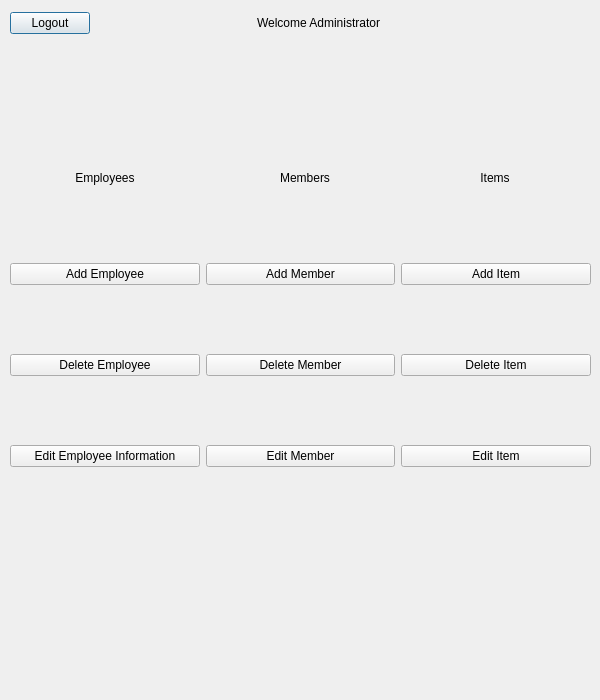
Qt form QtGui/menuAdministrator.ui (Tligtvoet/goat-bulk) before a commit.
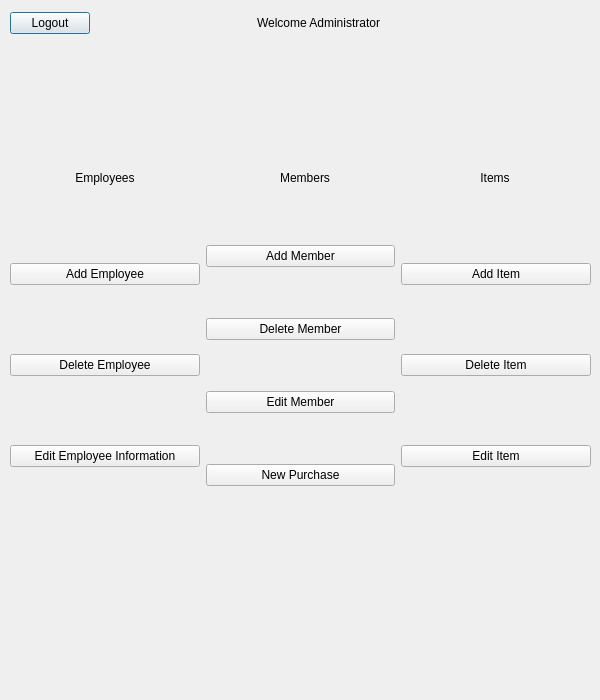
The same form after that commit.

Commit message: Readded Purchase button (Sales Info) to Administrator table

```diff
--- a/QtGui/menuAdministrator.ui
+++ b/QtGui/menuAdministrator.ui
@@ -73,7 +73,7 @@
     <set>Qt::AlignCenter</set>
    </property>
   </widget>
-  <widget class="QWidget" name="">
+  <widget class="QWidget" name="layoutWidget">
    <property name="geometry">
     <rect>
      <x>10</x>
@@ -112,7 +112,7 @@
     </item>
    </layout>
   </widget>
-  <widget class="QWidget" name="">
+  <widget class="QWidget" name="layoutWidget">
    <property name="geometry">
     <rect>
      <x>10</x>
@@ -170,6 +170,13 @@
         </property>
        </widget>
       </item>
+      <item>
+       <widget class="QPushButton" name="pushButton_9">
+        <property name="text">
+         <string>New Purchase</string>
+        </property>
+       </widget>
+      </item>
      </layout>
     </item>
     <item>
```
The commit also changes 3 other files.
